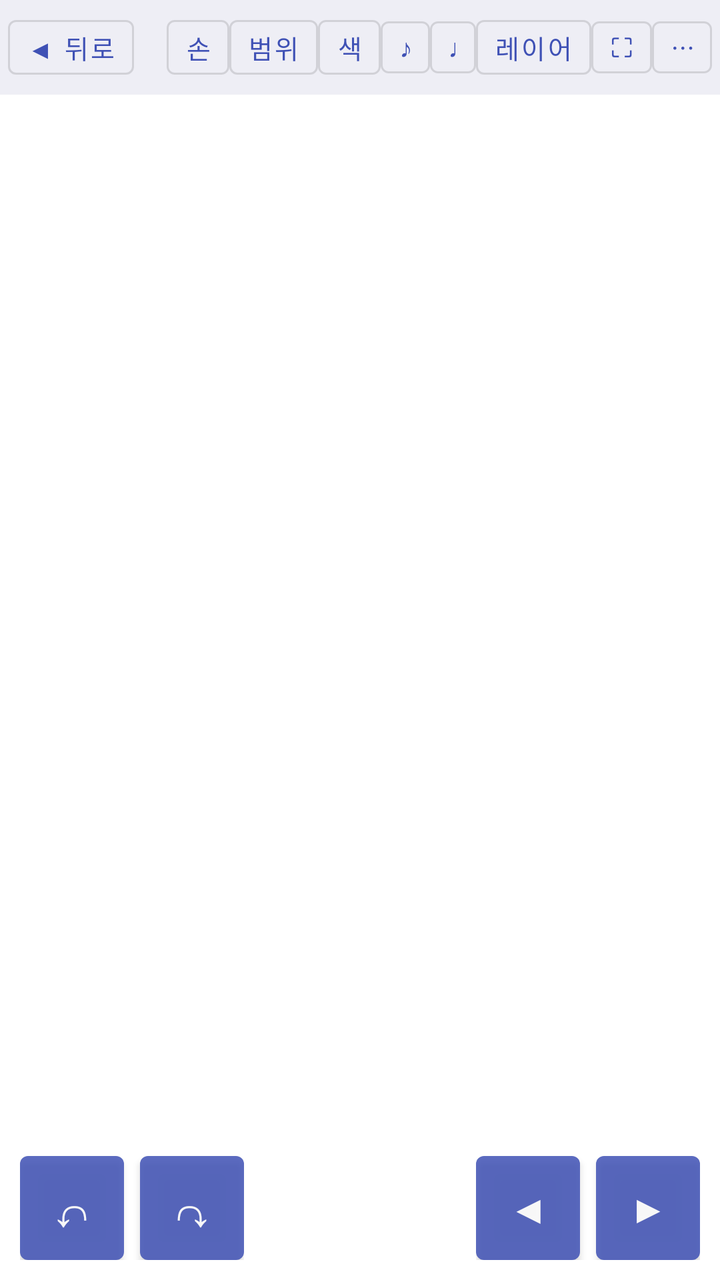
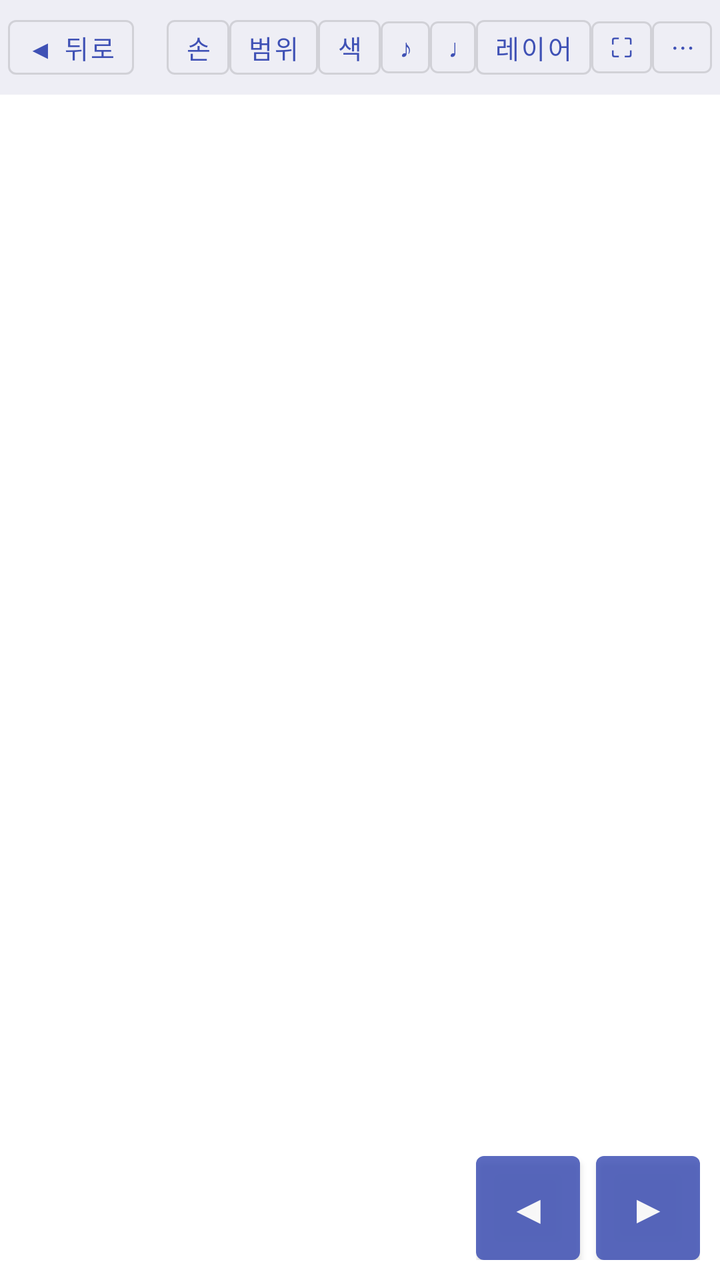

Two renders of the same Android screen: before a commit and after it. Below are the layout's source before the change and the commit's diff.
<!-- AndroidManifest.xml: activity theme AppTheme.Viewer -->
<!-- res/layout/activity_viewer.xml -->
<?xml version="1.0" encoding="utf-8"?>
<LinearLayout xmlns:android="http://schemas.android.com/apk/res/android"
    android:layout_width="match_parent" android:layout_height="match_parent"
    android:orientation="vertical" android:background="#FFFFFF">
    <LinearLayout android:id="@+id/bar" android:layout_width="match_parent"
        android:layout_height="wrap_content" android:orientation="horizontal"
        android:background="#EEEEF5" android:gravity="center_vertical" android:padding="4dp">
        <Button android:id="@+id/btnBack" style="?attr/materialButtonOutlinedStyle"
            android:minWidth="0dp" android:minHeight="0dp" android:paddingStart="9dp" android:paddingEnd="9dp" android:textSize="13sp"
            android:layout_width="wrap_content" android:layout_height="wrap_content" android:text="◀ 뒤로" />
        <TextView android:id="@+id/title" android:layout_width="0dp" android:layout_weight="1"
            android:layout_height="wrap_content" android:textSize="14sp" android:maxLines="1"
            android:ellipsize="end" android:paddingStart="8dp" />
        <TextView android:id="@+id/pageNo" android:layout_width="wrap_content"
            android:layout_height="wrap_content" android:paddingEnd="8dp" />
        <Button android:id="@+id/btnFinger" style="?attr/materialButtonOutlinedStyle"
            android:minWidth="0dp" android:minHeight="0dp" android:paddingStart="9dp" android:paddingEnd="9dp" android:textSize="13sp"
            android:layout_width="wrap_content" android:layout_height="wrap_content" android:text="손" />
        <Button android:id="@+id/btnRange" style="?attr/materialButtonOutlinedStyle"
            android:minWidth="0dp" android:minHeight="0dp" android:paddingStart="9dp" android:paddingEnd="9dp" android:textSize="13sp"
            android:layout_width="wrap_content" android:layout_height="wrap_content" android:text="범위" />
        <Button android:id="@+id/btnFix" style="?attr/materialButtonOutlinedStyle"
            android:minWidth="0dp" android:minHeight="0dp" android:paddingStart="9dp" android:paddingEnd="9dp" android:textSize="13sp"
            android:layout_width="wrap_content" android:layout_height="wrap_content" android:text="색" />
        <Button android:id="@+id/btnPlay" style="?attr/materialButtonOutlinedStyle"
            android:minWidth="0dp" android:minHeight="0dp" android:paddingStart="9dp" android:paddingEnd="9dp" android:textSize="13sp"
            android:layout_width="wrap_content" android:layout_height="wrap_content" android:text="♪" />
        <Button android:id="@+id/btnMetro" style="?attr/materialButtonOutlinedStyle"
            android:minWidth="0dp" android:minHeight="0dp" android:paddingStart="9dp" android:paddingEnd="9dp" android:textSize="13sp"
            android:layout_width="wrap_content" android:layout_height="wrap_content" android:text="♩" />
        <Button android:id="@+id/btnLayer" style="?attr/materialButtonOutlinedStyle"
            android:minWidth="0dp" android:minHeight="0dp" android:paddingStart="9dp" android:paddingEnd="9dp" android:textSize="13sp"
            android:layout_width="wrap_content" android:layout_height="wrap_content" android:text="레이어" />
        <Button android:id="@+id/btnFull" style="?attr/materialButtonOutlinedStyle"
            android:minWidth="0dp" android:minHeight="0dp" android:paddingStart="9dp" android:paddingEnd="9dp" android:textSize="13sp"
            android:layout_width="wrap_content" android:layout_height="wrap_content" android:text="⛶" />
        <Button android:id="@+id/btnMenu" style="?attr/materialButtonOutlinedStyle"
            android:minWidth="0dp" android:minHeight="0dp" android:paddingStart="9dp" android:paddingEnd="9dp" android:textSize="13sp"
            android:layout_width="wrap_content" android:layout_height="wrap_content" android:text="⋯" />
    </LinearLayout>
    <HorizontalScrollView android:id="@+id/penBar" android:layout_width="match_parent"
        android:layout_height="wrap_content" android:background="#FFF4D6" android:visibility="gone">
    <LinearLayout android:layout_width="wrap_content"
        android:layout_height="wrap_content" android:orientation="horizontal"
        android:gravity="center_vertical" android:padding="4dp">
        <TextView android:layout_width="wrap_content" android:layout_height="wrap_content"
            android:text="필기 중 " android:paddingStart="8dp" />
        <LinearLayout android:id="@+id/penSwatches" android:layout_width="wrap_content"
            android:layout_height="wrap_content" android:orientation="horizontal" android:gravity="center_vertical" />
        <Button android:id="@+id/penErase" android:layout_width="wrap_content" android:layout_height="wrap_content" android:text="지우개" />
        <Button android:id="@+id/penDone" android:layout_width="wrap_content" android:layout_height="wrap_content" android:text="완료" />
    </LinearLayout>
    </HorizontalScrollView>
    <HorizontalScrollView android:id="@+id/fixBar" android:layout_width="match_parent"
        android:layout_height="wrap_content" android:background="#F4F0FA" android:visibility="gone">
    <LinearLayout android:id="@+id/fixRow" android:layout_width="wrap_content"
        android:layout_height="wrap_content" android:orientation="horizontal"
        android:gravity="center_vertical" android:padding="4dp">
        <TextView android:id="@+id/fixInfo" android:layout_width="wrap_content" android:layout_height="wrap_content"
            android:text="색 고치기: 색을 고른 뒤 음표를 누르세요 " android:paddingStart="8dp" />
        <Button android:id="@+id/fixDone" android:layout_width="wrap_content" android:layout_height="wrap_content" android:text="완료" />
    </LinearLayout>
    </HorizontalScrollView>
    <LinearLayout android:id="@+id/fingerBar" android:layout_width="match_parent"
        android:layout_height="wrap_content" android:orientation="horizontal"
        android:background="#E8F0FF" android:gravity="center_vertical" android:padding="4dp"
        android:visibility="gone">
        <TextView android:layout_width="0dp" android:layout_weight="1" android:layout_height="wrap_content"
            android:paddingStart="8dp" android:textSize="13sp"
            android:text="손번호: 넣을 곳을 누르고 밀기  →1  ↗2  가파르게↗3  ↑4  ↖5   ←완료  ↙취소\n번호 누르기=지우기, 꾹 눌러 끌기=옮기기" />
        <Button android:id="@+id/fingerSmaller" android:layout_width="44dp" android:layout_height="wrap_content"
            android:minWidth="0dp" android:padding="0dp" android:text="가−" android:textSize="13sp" />
        <Button android:id="@+id/fingerBigger" android:layout_width="44dp" android:layout_height="wrap_content"
            android:minWidth="0dp" android:padding="0dp" android:text="가+" android:textSize="15sp" />
    </LinearLayout>
    <FrameLayout android:layout_width="match_parent" android:layout_height="0dp" android:layout_weight="1">
        <androidx.viewpager2.widget.ViewPager2 android:id="@+id/pager"
            android:layout_width="match_parent" android:layout_height="match_parent" />
        <LinearLayout android:id="@+id/undoBox" android:layout_width="wrap_content" android:layout_height="wrap_content"
            android:layout_gravity="bottom|start" android:layout_margin="10dp" android:orientation="horizontal">
            <Button android:id="@+id/undo" android:layout_width="52dp" android:layout_height="52dp"
                android:minWidth="0dp" android:minHeight="0dp" android:padding="0dp" android:insetTop="0dp" android:insetBottom="0dp"
                android:text="↶" android:textSize="24sp" android:alpha="0.85" android:contentDescription="되돌리기" />
            <Button android:id="@+id/redo" android:layout_width="52dp" android:layout_height="52dp" android:layout_marginStart="8dp"
                android:minWidth="0dp" android:minHeight="0dp" android:padding="0dp" android:insetTop="0dp" android:insetBottom="0dp"
                android:text="↷" android:textSize="24sp" android:alpha="0.85" android:contentDescription="다시 하기" />
        </LinearLayout>
        <LinearLayout android:id="@+id/pageNav" android:layout_width="wrap_content" android:layout_height="wrap_content"
            android:layout_gravity="bottom|end" android:layout_margin="10dp" android:orientation="horizontal">
            <Button android:id="@+id/pgPrev" android:layout_width="52dp" android:layout_height="52dp"
                android:minWidth="0dp" android:minHeight="0dp" android:padding="0dp" android:insetTop="0dp" android:insetBottom="0dp"
                android:text="◀" android:textSize="20sp" android:alpha="0.85" android:contentDescription="이전 페이지" />
            <Button android:id="@+id/pgNext" android:layout_width="52dp" android:layout_height="52dp" android:layout_marginStart="8dp"
                android:minWidth="0dp" android:minHeight="0dp" android:padding="0dp" android:insetTop="0dp" android:insetBottom="0dp"
                android:text="▶" android:textSize="20sp" android:alpha="0.85" android:contentDescription="다음 페이지" />
        </LinearLayout>
    </FrameLayout>

    <LinearLayout android:id="@+id/practiceBar" android:layout_width="match_parent"
        android:layout_height="wrap_content" android:orientation="horizontal"
        android:background="#EEF6EE" android:gravity="center_vertical" android:padding="6dp"
        android:visibility="gone">
        <Button android:id="@+id/rLog" android:layout_width="wrap_content" android:layout_height="wrap_content"
            android:minWidth="0dp" android:paddingStart="8dp" android:paddingEnd="8dp" android:text="기록" />
        <Button android:id="@+id/rPrev" android:layout_width="48dp" android:layout_height="wrap_content" android:text="◀" />
        <TextView android:id="@+id/rName" android:layout_width="0dp" android:layout_weight="1"
            android:layout_height="wrap_content" android:gravity="center" android:textSize="16sp" android:maxLines="2" />
        <Button android:id="@+id/rNext" android:layout_width="48dp" android:layout_height="wrap_content" android:text="▶" />
        <Button android:id="@+id/rMinus" android:layout_width="64dp" android:layout_height="64dp" android:text="−1" android:textSize="18sp" />
        <Button android:id="@+id/rPlus" android:layout_width="96dp" android:layout_height="64dp" android:text="+1" android:textSize="24sp" />
    </LinearLayout>
    <LinearLayout android:id="@+id/playBar" android:layout_width="match_parent"
        android:layout_height="wrap_content" android:orientation="vertical"
        android:background="#F3EEF8" android:padding="4dp" android:visibility="gone" />
    <LinearLayout android:id="@+id/metroBar" android:layout_width="match_parent"
        android:layout_height="wrap_content" android:orientation="vertical"
        android:background="#EEEEF8" android:padding="4dp" android:visibility="gone">
        <LinearLayout android:layout_width="match_parent" android:layout_height="wrap_content"
            android:orientation="horizontal" android:gravity="center_vertical">
            <Button android:id="@+id/mM5" android:layout_width="0dp" android:layout_weight="1" android:layout_height="wrap_content" android:text="−5" />
            <Button android:id="@+id/mM1" android:layout_width="0dp" android:layout_weight="1" android:layout_height="wrap_content" android:text="−1" />
            <TextView android:layout_width="wrap_content" android:layout_height="wrap_content"
                android:text="♩=" android:textSize="20sp" android:paddingStart="4dp" />
            <EditText android:id="@+id/mBpm" android:layout_width="0dp" android:layout_weight="1.4"
                android:layout_height="wrap_content" android:gravity="center" android:textSize="22sp"
                android:textStyle="bold" android:inputType="number" android:maxLength="3"
                android:imeOptions="actionDone" android:selectAllOnFocus="true" />
            <Button android:id="@+id/mOk" android:layout_width="wrap_content" android:layout_height="wrap_content"
                android:minWidth="0dp" android:text="확인" />
            <Button android:id="@+id/mP1" android:layout_width="0dp" android:layout_weight="1" android:layout_height="wrap_content" android:text="+1" />
            <Button android:id="@+id/mP5" android:layout_width="0dp" android:layout_weight="1" android:layout_height="wrap_content" android:text="+5" />
        </LinearLayout>
        <LinearLayout android:layout_width="match_parent" android:layout_height="wrap_content"
            android:orientation="horizontal" android:gravity="center_vertical">
            <Button android:id="@+id/mBeats" android:layout_width="0dp" android:layout_weight="1" android:layout_height="wrap_content" android:text="박없음" />
            <Button android:id="@+id/mTap" android:layout_width="0dp" android:layout_weight="1" android:layout_height="wrap_content" android:text="탭" />
            <Button android:id="@+id/mPlay" android:layout_width="0dp" android:layout_weight="1.6" android:layout_height="wrap_content" android:text="▶ 시작" android:textSize="18sp" />
        </LinearLayout>
    </LinearLayout>
</LinearLayout>
<!-- resources referenced by this layout -->
<resources>
  <style name="AppTheme.Viewer" parent="Theme.MaterialComponents.Light.NoActionBar">
          <item name="colorPrimary">#3F51B5</item>
          <item name="colorSecondary">#FF7D7D</item>
      </style>
</resources>

<!-- the commit's change to res/layout/activity_viewer.xml (unified diff, before → after) -->
@@ -77,7 +77,7 @@
         <androidx.viewpager2.widget.ViewPager2 android:id="@+id/pager"
             android:layout_width="match_parent" android:layout_height="match_parent" />
         <LinearLayout android:id="@+id/undoBox" android:layout_width="wrap_content" android:layout_height="wrap_content"
-            android:layout_gravity="bottom|start" android:layout_margin="10dp" android:orientation="horizontal">
+            android:layout_gravity="bottom|start" android:layout_margin="10dp" android:orientation="horizontal" android:visibility="gone">
             <Button android:id="@+id/undo" android:layout_width="52dp" android:layout_height="52dp"
                 android:minWidth="0dp" android:minHeight="0dp" android:padding="0dp" android:insetTop="0dp" android:insetBottom="0dp"
                 android:text="↶" android:textSize="24sp" android:alpha="0.85" android:contentDescription="되돌리기" />
